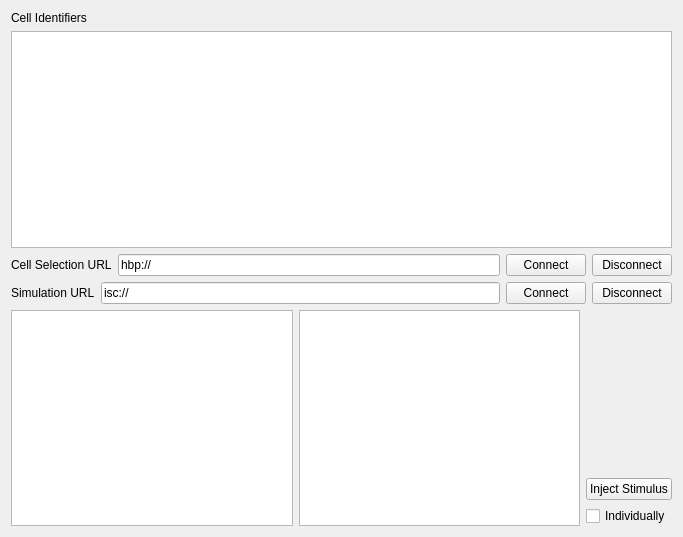
Above: apps/livreGUI/stimuliController/gui/StimuliController.ui from BlueBrain/Livre before the change. Below: the same form after it.
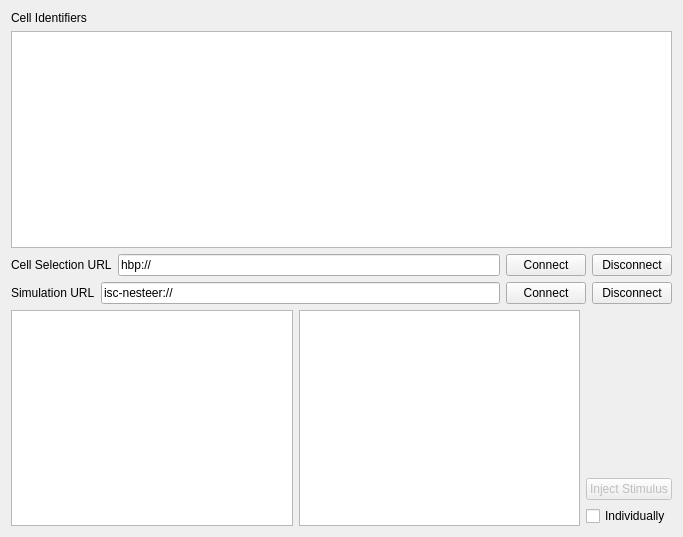
That is the form after the change.

Commit message: Fix the JSON generation and improve stimuli injection

```diff
--- a/apps/livreGUI/stimuliController/gui/StimuliController.ui
+++ b/apps/livreGUI/stimuliController/gui/StimuliController.ui
@@ -2,6 +2,9 @@
 <ui version="4.0">
  <class>stimuliController</class>
  <widget class="QWidget" name="stimuliController">
+  <property name="enabled">
+   <bool>true</bool>
+  </property>
   <property name="geometry">
    <rect>
     <x>0</x>
@@ -81,7 +84,7 @@
      <item>
       <widget class="QLineEdit" name="txtISCURL">
        <property name="text">
-        <string>isc://</string>
+        <string>isc-nesteer://</string>
        </property>
       </widget>
      </item>
@@ -132,6 +135,9 @@
        </item>
        <item>
         <widget class="QPushButton" name="btnInjectStimulus">
+         <property name="enabled">
+          <bool>false</bool>
+         </property>
          <property name="text">
           <string>Inject Stimulus</string>
          </property>
```
The commit also changes 2 other files.
